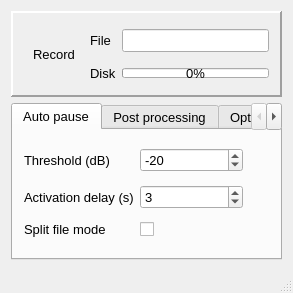
Qt form mainwindow.ui (orouits/qjackrcd) before a commit.
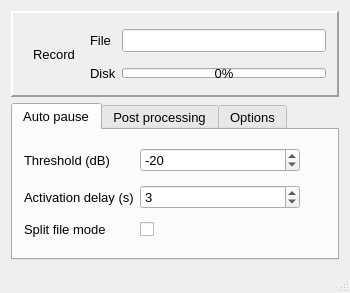
The same form after that commit. Icons and pictures are not drawn. Custom widgets are drawn as their Qt base class.

Commit message: issue #6 increase horiz size to 350px

The edit to the form file:
```diff
--- a/mainwindow.ui
+++ b/mainwindow.ui
@@ -6,8 +6,8 @@
    <rect>
     <x>0</x>
     <y>0</y>
-    <width>292</width>
-    <height>281</height>
+    <width>350</width>
+    <height>290</height>
    </rect>
   </property>
   <property name="sizePolicy">
```
